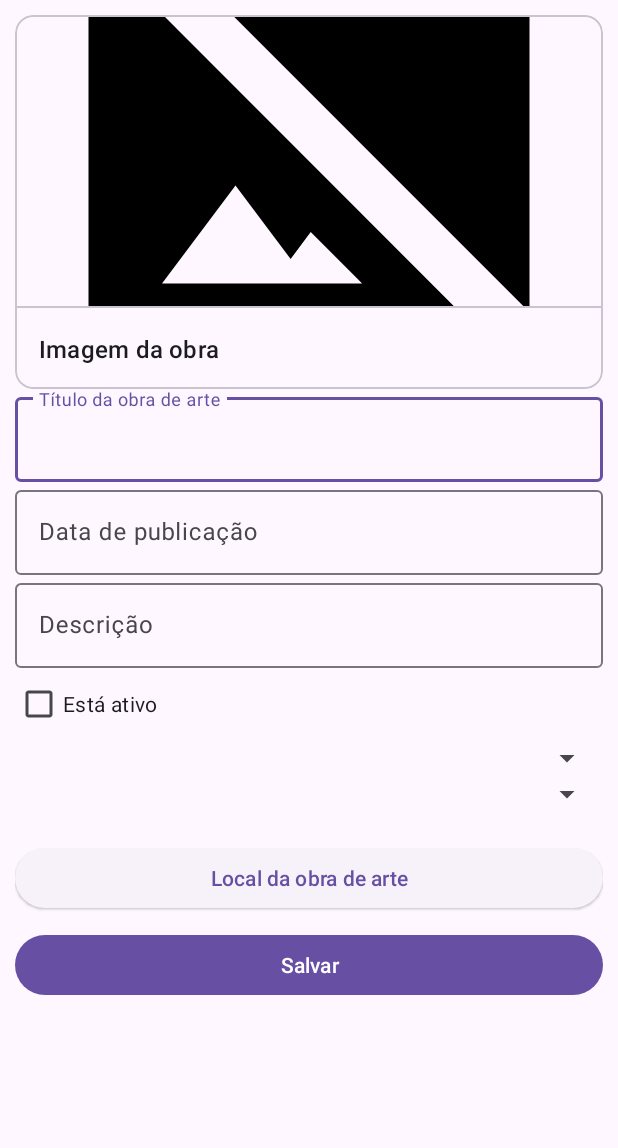
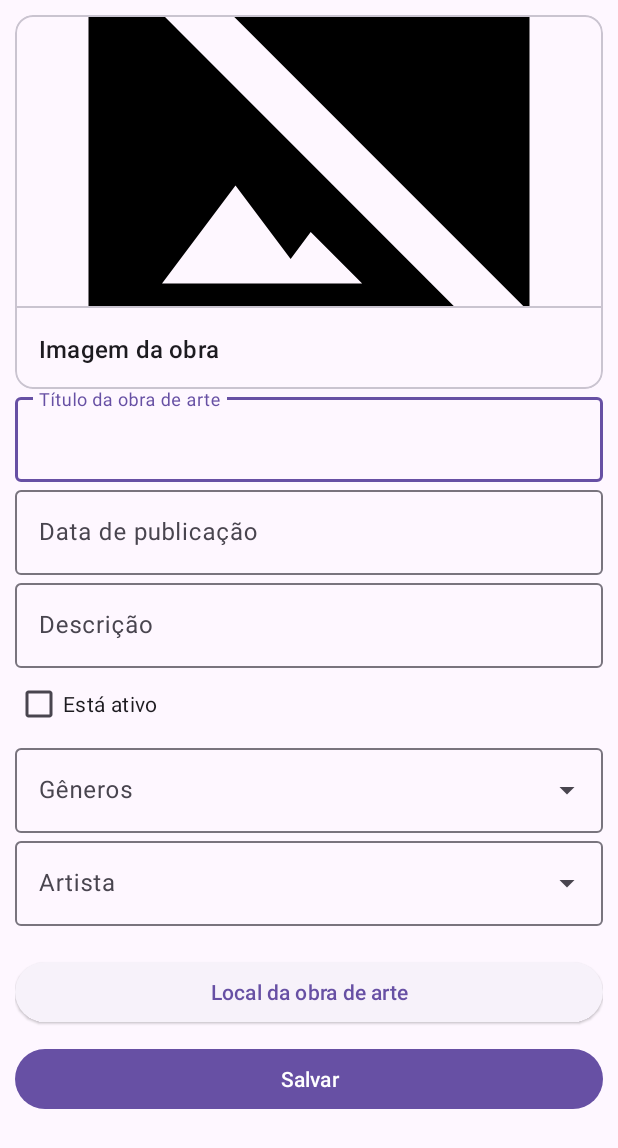
Before and after one commit to LaraaMagalhaes/EspacaoCultural, an Android app: the SaveArtActivity screen opened directly, with no data from a screen before it, on a phone screen of 412 x 824 dp. Shown: the top 1148 px of the screen. Run offline under Robolectric (Android 15) with nearby library versions, the phone set to English and light mode, and no system bars.

Commit message:
Alterado input de autores e generos

```diff
--- a/app/src/main/AndroidManifest.xml
+++ b/app/src/main/AndroidManifest.xml
@@ -14,9 +14,10 @@
         tools:targetApi="31">
         <activity
             android:name=".views.SaveArtActivity"
-            android:exported="false"
+            android:exported="true"
             android:label="@string/title_activity_save_art"
-            android:theme="@style/Theme.AppCultural" />
+            android:theme="@style/Theme.AppCultural"
+            android:windowSoftInputMode="adjustResize" />
         <activity
             android:name=".MainActivity"
             android:exported="true">
--- a/app/src/main/java/com/example/appcultural/views/SaveArtActivity.kt
+++ b/app/src/main/java/com/example/appcultural/views/SaveArtActivity.kt
@@ -1,11 +1,13 @@
 package com.example.appcultural.views
 
 import android.os.Bundle
+import android.widget.ArrayAdapter
 import androidx.activity.enableEdgeToEdge
 import androidx.appcompat.app.AppCompatActivity
 import androidx.core.view.ViewCompat
 import androidx.core.view.WindowInsetsCompat
 import com.example.appcultural.R
+import com.google.android.material.textfield.MaterialAutoCompleteTextView
 
 class SaveArtActivity : AppCompatActivity() {
     override fun onCreate(savedInstanceState: Bundle?) {
@@ -17,5 +19,46 @@ class SaveArtActivity : AppCompatActivity() {
             v.setPadding(systemBars.left, systemBars.top, systemBars.right, systemBars.bottom)
             insets
         }
+        val genders = listOf(
+            "Impressionismo",
+            "Expressionismo",
+            "Cubismo",
+            "Surrealismo",
+            "Barroco",
+            "Rococó",
+            "Renascimento",
+            "Neoclassicismo",
+            "Romantismo",
+            "Realismo",
+            "Futurismo",
+            "Dadaísmo",
+            "Pop Art",
+            "Minimalismo",
+            "Arte Abstrata"
+        )
+        val genderTextView = findViewById<MaterialAutoCompleteTextView>(R.id.art_genders_field)
+        val genderAdapter = ArrayAdapter(this, android.R.layout.simple_dropdown_item_1line, genders)
+        genderTextView.setAdapter(genderAdapter)
+
+        val artists = listOf(
+            "Leonardo da Vinci",
+            "Vincent van Gogh",
+            "Pablo Picasso",
+            "Claude Monet",
+            "Michelangelo",
+            "Rembrandt",
+            "Salvador Dalí",
+            "Frida Kahlo",
+            "Jackson Pollock",
+            "Georgia O'Keeffe",
+            "Henri Matisse",
+            "Edvard Munch",
+            "Paul Cézanne",
+            "Gustav Klimt",
+            "Andy Warhol"
+        )
+        val artistTextView = findViewById<MaterialAutoCompleteTextView>(R.id.art_artist_field)
+        val artistAdapter = ArrayAdapter(this, android.R.layout.simple_dropdown_item_1line, artists)
+        artistTextView.setAdapter(artistAdapter)
     }
 }
--- a/app/src/main/res/layout/activity_save_art.xml
+++ b/app/src/main/res/layout/activity_save_art.xml
@@ -84,12 +84,12 @@
             android:layout_width="match_parent"
             android:layout_height="wrap_content"
             android:hint="@string/genders"
+            style="@style/Widget.Material3.TextInputLayout.OutlinedBox.ExposedDropdownMenu"
             >
-            <Spinner
+            <com.google.android.material.textfield.MaterialAutoCompleteTextView
                 android:id="@+id/art_genders_field"
                 android:layout_width="match_parent"
                 android:layout_height="wrap_content"
-                style="@style/Widget.AppCompat.Spinner.DropDown"
                 />
         </com.google.android.material.textfield.TextInputLayout>
 
@@ -97,8 +97,9 @@
             android:layout_width="match_parent"
             android:layout_height="wrap_content"
             android:hint="@string/artist"
+            style="@style/Widget.Material3.TextInputLayout.OutlinedBox.ExposedDropdownMenu"
             >
-            <Spinner
+            <com.google.android.material.textfield.MaterialAutoCompleteTextView
                 android:id="@+id/art_artist_field"
                 android:layout_width="match_parent"
                 android:layout_height="wrap_content"
```
